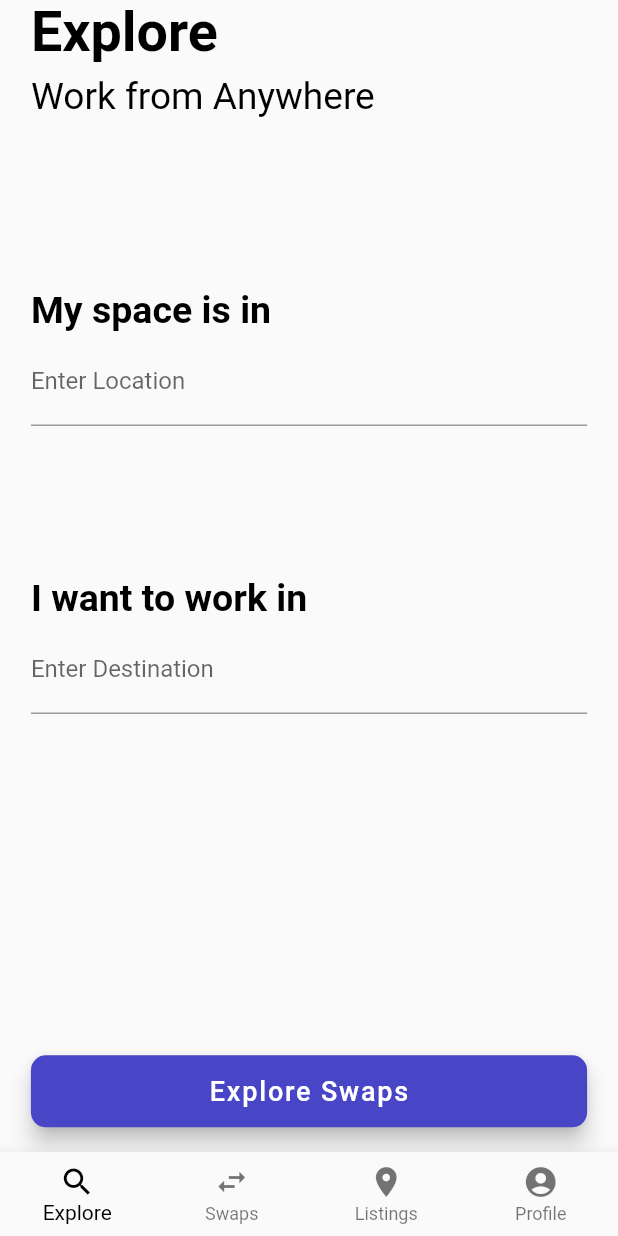
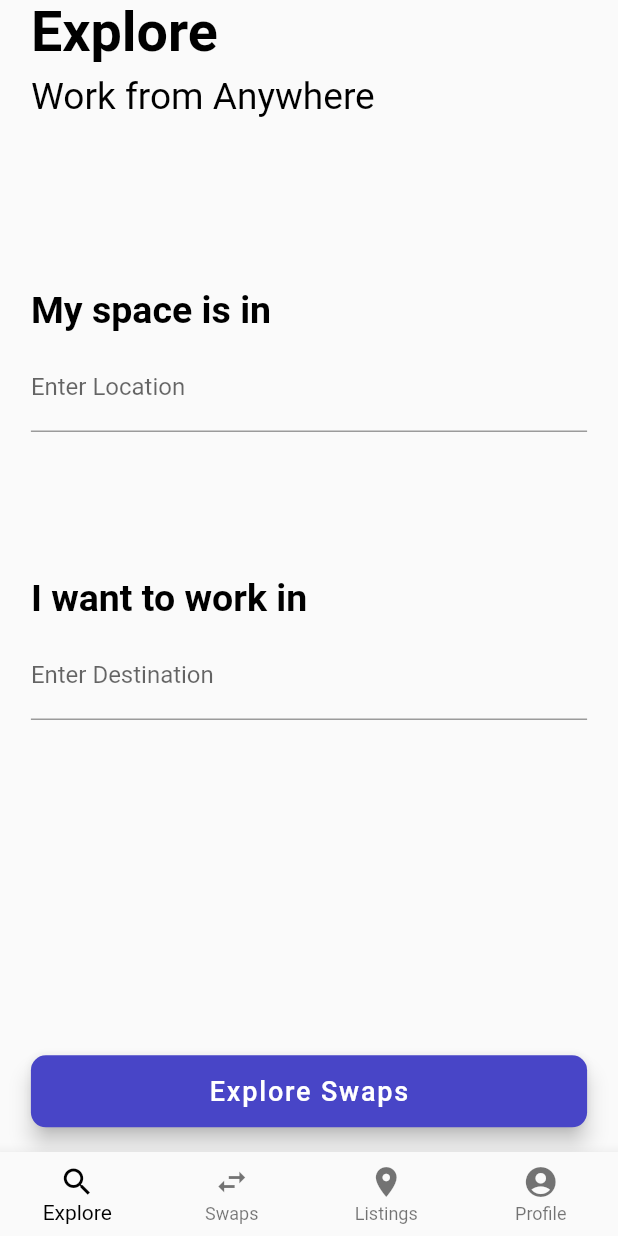
Before and after one commit to iwas-iwas/homeswap, a Flutter app: the screen it shows once a user with an empty profile is signed in, on a phone screen of 412 x 824 dp. Run offline on Flutter 3.47's test engine with Material 2 defaults, Android fonts, the light colour scheme and no system bars; our stand-ins replace auto_size_text, cached_network_image, cloud_firestore, firebase_analytics, firebase_auth, firebase_core and 9 more; missing offline and left inert: flutter_google_places, geocoder, google_maps_webservice, purchases_flutter; accounts and stored records are empty.

Commit message:
minor change

```diff
--- a/lib/screens/explore_screen_old.dart
+++ b/lib/screens/explore_screen_old.dart
@@ -101,7 +101,7 @@ class _ExploreScreenTestState extends State<ExploreScreenTest> {
                         crossAxisAlignment: CrossAxisAlignment.start,
                         children: [
                           SizedBox(
-                            height: size.height * 0.04,
+                            height: size.height * 0.045,
                             child: Text(
                               'My space is in',
                               style: TextStyle(
@@ -164,7 +164,7 @@ class _ExploreScreenTestState extends State<ExploreScreenTest> {
                         crossAxisAlignment: CrossAxisAlignment.start,
                         children: [
                           SizedBox(
-                            height: size.height * 0.04,
+                            height: size.height * 0.045,
                             child: Text(
                               'I want to work in',
                               style: TextStyle(
```
